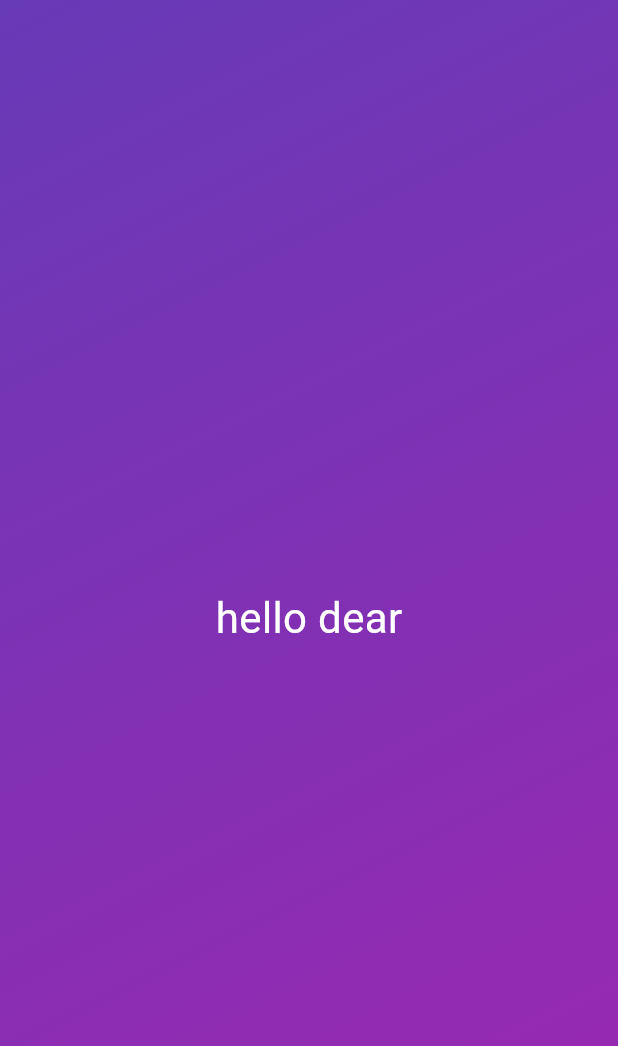
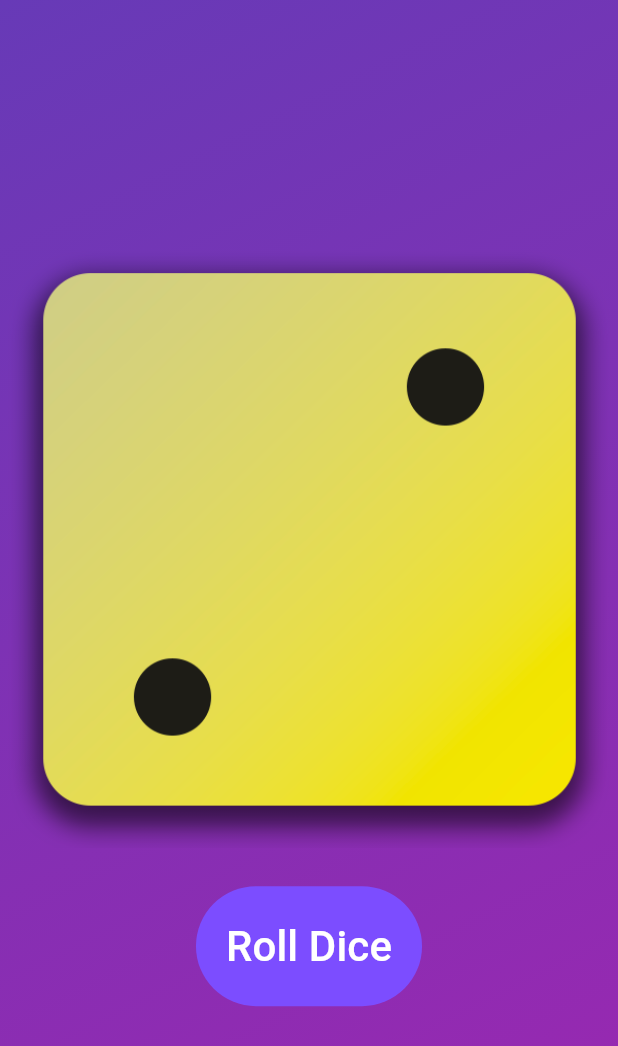
Before and after one commit to sanchi285/Flutter_Learning, a Flutter app: the screen it shows after launch, on a phone screen of 412 x 824 dp. Shown: the top 1046 px of the screen. Run offline on Flutter 3.47's test engine with Material 3 defaults, Android fonts, the phone set to English and light mode, and no system bars.

Commit message:
Dice Game has been completed

```diff
--- /dev/null
+++ b/flutter_application_1/lib/dice_roller.dart
@@ -0,0 +1,42 @@
+import 'package:flutter/material.dart';
+import 'package:flutter_application_1/style_text.dart';
+import 'package:flutter/material.dart';
+import 'dart:math';
+class DiceRoller extends StatefulWidget{
+  DiceRoller({super.key});
+
+  @override
+  State<DiceRoller> createState(){
+    return _DiceRollerState();
+  }
+
+}
+
+class _DiceRollerState extends State<DiceRoller>{
+
+   var currentDiceRoll =  2;
+   final ramdomizer = Random();
+   void rollDice(){
+     var diceRoll = ramdomizer.nextInt(6)+1;
+     setState(() {
+      currentDiceRoll =  diceRoll;//"assets/images/dice-$diceRoll.png";
+     });
+
+   }
+
+  @override
+  Widget build(context){
+    return Column(
+              mainAxisSize: MainAxisSize.min,
+              children: [Image.asset("assets/images/dice-$currentDiceRoll.png"),
+              const SizedBox(height: 25.5)
+            ,TextButton(
+              onPressed: rollDice,
+              style: TextButton.styleFrom(
+                padding: const EdgeInsets.all(20.0),
+                backgroundColor: Colors.deepPurpleAccent),
+              child: const StyledText("Roll Dice")
+              )
+            ],) ;
+  }
+}
--- a/flutter_application_1/lib/gradient_container.dart
+++ b/flutter_application_1/lib/gradient_container.dart
@@ -1,10 +1,12 @@
 import "package:flutter/material.dart";
-import 'package:flutter_application_1/style_text.dart';
+import 'package:flutter_application_1/dice_roller.dart';
+
 class GradientContainer extends StatelessWidget{
 
-  const GradientContainer({super.key, required this.colors});
+   const GradientContainer({super.key, required this.colors});
 
    final List<Color> colors;
+
    @override
    Widget build(context){
       return Container(
@@ -15,8 +17,8 @@ class GradientContainer extends StatelessWidget{
               end: Alignment.bottomRight
             )
           ),
-          child: const Center(
-            child: StyledText("hello dear")
+          child: Center(
+            child: DiceRoller()
           ),
         );
    }
--- a/flutter_application_1/lib/main.dart
+++ b/flutter_application_1/lib/main.dart
@@ -3,7 +3,7 @@ import 'package:flutter_application_1/gradient_container.dart';
 
 void main() {
   runApp(
-     const MaterialApp(
+      MaterialApp(
       home: Scaffold(
         body: GradientContainer(colors: [Colors.deepPurple,Colors.purple])
       ),
```
Also changed, not shown: flutter_application_1/pubspec.yaml (+7 -0 lines), flutter_application_1/assets/images/dice-1.png (added), flutter_application_1/assets/images/dice-2.png (added), flutter_application_1/assets/images/dice-3.png (added), flutter_application_1/assets/images/dice-4.png (added), flutter_application_1/assets/images/dice-5.png (added), flutter_application_1/assets/images/dice-6.png (added), 1 other file.
